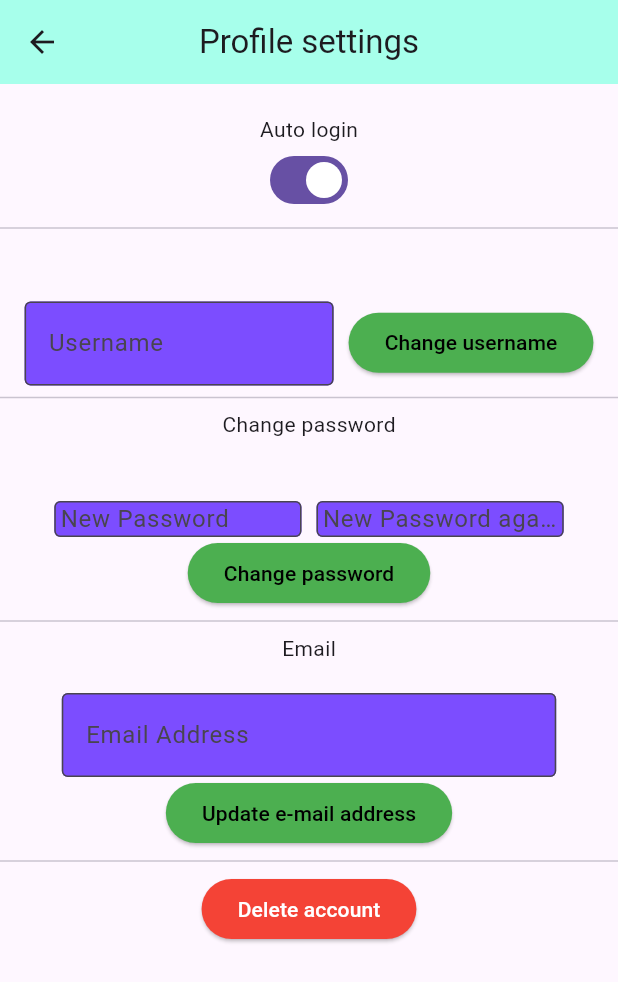
After one commit to wolfino65/vy5sdy_thesis, a Flutter app: the ProfilePage screen opened directly, on a phone screen of 412 x 824 dp. The commit adds this screen. Shown: the top 982 px of the screen. Run offline on Flutter 3.47's test engine with Material 3 defaults, Android fonts, the phone set to English and light mode, and no system bars; our stand-ins replace shared_preferences; accounts and stored records are empty; network calls fail.

Commit message:
Created profile page
Created logout, fixed some errors

```diff
--- a/FRONTEND/okosotthon_frontend_app/lib/device_option_pages/device_options_page/options_page.dart
+++ b/FRONTEND/okosotthon_frontend_app/lib/device_option_pages/device_options_page/options_page.dart
@@ -1,5 +1,5 @@
 import 'package:flutter/material.dart';
-import 'package:okosotthon_frontend_app/input/InputFields.dart';
+import 'package:okosotthon_frontend_app/shared/InputFields.dart';
 import 'package:okosotthon_frontend_app/models/device.dart';
 import 'package:okosotthon_frontend_app/models/module.dart';
 import 'package:okosotthon_frontend_app/shared/Shared_functions.dart';
--- a/FRONTEND/okosotthon_frontend_app/lib/device_option_pages/update_device_page/update_page.dart
+++ b/FRONTEND/okosotthon_frontend_app/lib/device_option_pages/update_device_page/update_page.dart
@@ -1,6 +1,6 @@
 import 'dart:convert';
 import 'package:flutter/material.dart';
-import 'package:okosotthon_frontend_app/input/InputFields.dart';
+import 'package:okosotthon_frontend_app/shared/InputFields.dart';
 import 'package:okosotthon_frontend_app/models/device.dart';
 import 'dart:async';
 import 'package:http/http.dart' as http;
--- /dev/null
+++ b/FRONTEND/okosotthon_frontend_app/lib/profile_page/profile_page.dart
@@ -0,0 +1,207 @@
+import 'package:flutter/material.dart';
+import 'package:okosotthon_frontend_app/home_page/get_devices_to_list.dart';
+import 'package:okosotthon_frontend_app/login_page/login_page.dart';
+import 'package:okosotthon_frontend_app/models/device.dart';
+import 'package:okosotthon_frontend_app/models/module.dart';
+import 'package:okosotthon_frontend_app/profile_page/profile_page_functions.dart';
+import 'package:okosotthon_frontend_app/shared/InputFields.dart';
+import 'package:okosotthon_frontend_app/shared/Shared_functions.dart';
+import 'package:shared_preferences/shared_preferences.dart';
+
+class ProfilePage extends StatefulWidget {
+  @override
+  State<StatefulWidget> createState() => _ProfilePageState();
+}
+
+class _ProfilePageState extends State<ProfilePage> {
+  TextEditingController emailCont = TextEditingController();
+  TextEditingController pwCont = TextEditingController();
+  TextEditingController pwaCont = TextEditingController();
+  TextEditingController unameCont = TextEditingController();
+  bool switchOn = true;
+  var prefs;
+
+  @override
+  void initState() {
+    super.initState();
+    _loadPrefs();
+  }
+
+  @override
+  Widget build(BuildContext context) {
+    return Scaffold(
+      appBar: AppBar(
+        title: Text("Profile settings"),
+        backgroundColor: Colors.tealAccent.shade100,
+        centerTitle: true,
+      ),
+      body: SingleChildScrollView(
+        child: Column(
+          children: [
+            SizedBox(height: 20),
+            Row(
+              mainAxisAlignment: MainAxisAlignment.center,
+              children: [
+                Column(
+                  children: [
+                    Text("Auto login"),
+                    Switch(
+                      value: switchOn,
+                      onChanged: (bool value) {
+                        (prefs as SharedPreferences).setBool(
+                          "autoLogin",
+                          value,
+                        );
+                        setState(() {
+                          switchOn = value;
+                        });
+                      },
+                    ),
+                  ],
+                ),
+              ],
+            ),
+            Divider(),
+            Row(
+              mainAxisAlignment: MainAxisAlignment.center,
+              crossAxisAlignment: CrossAxisAlignment.center,
+              children: [
+                InputFields.buildSimpleTextField(
+                  unameCont,
+                  TextInputType.text,
+                  "",
+                  "Username",
+                  MediaQuery.sizeOf(context).width * 0.5,
+                ),
+                SizedBox(width: 10,),
+                Column(
+                  children: [
+                    SizedBox(height: 40,),
+                    InputFields.buildCustomizedButton(
+                      "Change username",
+                      Colors.green,
+                      Colors.black,
+                      () => {_handleUsernameChange()},
+                    ),
+                  ],
+                ),
+              ],
+            ),
+            Divider(),
+            Text("Change password"),
+            Row(
+              mainAxisAlignment: MainAxisAlignment.center,
+              children: [
+                InputFields.buildPasswdField(
+                  pwCont,
+                  "",
+                  "New Password",
+                  MediaQuery.sizeOf(context).width * 0.4,
+                ),
+                SizedBox(width: 10),
+                InputFields.buildPasswdField(
+                  pwaCont,
+                  "",
+                  "New Password again",
+                  MediaQuery.sizeOf(context).width * 0.4,
+                ),
+              ],
+            ),
+            InputFields.buildCustomizedButton(
+              "Change password",
+              Colors.green,
+              Colors.black,
+              () => {_handlePasswordChange()},
+            ),
+            Divider(),
+            InputFields.buildEmailField(
+              emailCont,
+              MediaQuery.sizeOf(context).width * 0.8,
+            ),
+            InputFields.buildCustomizedButton(
+              "Update e-mail address",
+              Colors.green,
+              Colors.black,
+              () => {_handleEmailChange()},
+            ),
+            Divider(),
+            InputFields.buildCustomizedButton(
+              "Delete account",
+              Colors.red,
+              Colors.white,
+              () => {_handleAccountDelete()},
+            ),
+          ],
+        ),
+      ),
+    );
+  }
+
+  void _loadPrefs() async {
+    final prefs = await SharedPreferences.getInstance();
+    bool swOn = prefs.getBool("autoLogin") as bool;
+    setState(() {
+      this.prefs = prefs;
+      this.switchOn = swOn;
+      this.unameCont.text = prefs.getString("uname") as String;
+      this.emailCont.text = prefs.getString("email") as String;
+    });
+  }
+
+  void _handleAccountDelete() {
+    Shared.buildChoiceDialog(
+      context,
+      "Warning",
+      "Are you shure you want to delete your account? You will loose all of your devices.",
+      () {
+        _handleAccountDeleteAsync();
+      },
+      () {
+        Navigator.pop(context);
+      },
+    );
+  }
+
+  void _handleEmailChange() async {
+    try {
+      await ProfilePageFunctions.handleEmailChange(emailCont.text, prefs);
+    } catch (e) {
+      Shared.showCustomDialog(context, "Error", e.toString().split(":")[1]);
+      return;
+    }
+    ProfilePageFunctions.navigateToLogin(context);
+  }
+
+  void _handlePasswordChange() async {
+    try {
+      await ProfilePageFunctions.handlePasswordChange(
+        pwCont.text,
+        pwaCont.text,
+        prefs,
+      );
+    } catch (e) {
+      Shared.showCustomDialog(context, "Error", e.toString().split(":")[1]);
+      return;
+    }
+    ProfilePageFunctions.navigateToLogin(context);
+  }
+
+  void _handleAccountDeleteAsync() async {
+    try {
+      await ProfilePageFunctions.handleAccountDelete(prefs);
+    } catch (e) {
+      Shared.showCustomDialog(context, "Error", e.toString()/*.split(":")[1]*/);
+      return;
+    }
+    ProfilePageFunctions.navigateToLogin(context);
+  }
+
+  void _handleUsernameChange() async {
+    try {
+      await ProfilePageFunctions.handleUsernameChange(unameCont.text, prefs);
+    } catch (e) {
+      Shared.showCustomDialog(context, "Error", e.toString().split(":")[1]);
+      return;
+    }
+  }
+}
--- /dev/null
+++ b/FRONTEND/okosotthon_frontend_app/lib/profile_page/profile_page_functions.dart
@@ -0,0 +1,106 @@
+import 'dart:convert';
+import 'package:crypto/crypto.dart';
+import 'package:flutter/material.dart';
+import 'package:okosotthon_frontend_app/home_page/get_devices_to_list.dart';
+import 'package:okosotthon_frontend_app/login_page/login_page.dart';
+import 'package:okosotthon_frontend_app/models/device.dart';
+import 'package:okosotthon_frontend_app/models/module.dart';
+import 'package:okosotthon_frontend_app/shared/Shared_functions.dart';
+import 'package:shared_preferences/shared_preferences.dart';
+import 'package:http/http.dart' as http;
+
+class ProfilePageFunctions {
+  static void navigateToLogin(BuildContext context) {
+    Navigator.pushReplacement(
+      context,
+      MaterialPageRoute(builder: (context) => LoginPage()),
+    );
+  }
+
+  static Future<void> handleAccountDelete(SharedPreferences prefs) async {
+    String userId = prefs.getString("id") as String;
+    List<Device> devices = await DeviceFetcher.getDevicesByOwner() as List<Device>;
+    for (Device device in devices) {
+      await Shared.scheduleTask(
+        device.id,
+        Module.empty(),
+        "disown",
+        userId,
+        {},
+      );
+      await http.delete(Uri.parse("http://192.168.1.82:4500/device/deleteDevice"),
+      headers: <String,String>{
+        "dev_id":device.id
+      }
+      );
+    }
+
+    final resp = await http.delete(
+      Uri.parse("http://192.168.1.82:4500/user/deleteUser"),
+      headers: <String, String>{"user_id": userId},
+    );
+    if (resp.statusCode != 200) {
+      throw Exception("We were unable to delete the account.");
+    }
+  }
+
+  static Future<void> handlePasswordChange(
+    String pw,
+    String pwa,
+    SharedPreferences prefs,
+  ) async {
+    if (pw != pwa) {
+      throw Exception("Passwords do not match.");
+    }
+    pw = sha256.convert(utf8.encode(pw)).toString();
+    final resp = await http.put(
+      Uri.parse("http://192.168.1.82:4500/user/updateUser"),
+      headers: <String, String>{
+        'Content-Type': 'application/json; charset=UTF-8',
+      },
+      body: jsonEncode(<String, dynamic>{
+        "user_id": prefs.getString("id") as String,
+        "newInfo": {"password": pw},
+      }),
+    );
+    if (resp.statusCode != 200) {
+      throw Exception("We could not change your password.");
+    }
+  }
+
+  static Future<void> handleEmailChange(
+    String email,
+    SharedPreferences prefs,
+  ) async {
+    final resp = await http.put(
+      Uri.parse("http://192.168.1.82:4500/user/updateUser"),
+      headers: <String, String>{
+        'Content-Type': 'application/json; charset=UTF-8',
+      },
+      body: jsonEncode(<String, dynamic>{
+        "user_id": prefs.getString("id") as String,
+        "newInfo": {"email": email},
+      }),
+    );
+    if(resp.statusCode != 200){
+      throw Exception("We could not change your e-mail address.");
+    }
+  }
+
+  static Future<void> handleUsernameChange(String username,SharedPreferences prefs)async{
+    final resp = await http.put(
+      Uri.parse("http://192.168.1.82:4500/user/updateUser"),
+      headers: <String, String>{
+        'Content-Type': 'application/json; charset=UTF-8',
+      },
+      body: jsonEncode(<String, dynamic>{
+        "user_id": prefs.getString("id") as String,
+        "newInfo": {"username": username},
+      }),
+    );
+    if(resp.statusCode != 200){
+      throw Exception("We could not change your username.");
+    }
+    prefs.setString("uname", username);
+  }
+}
--- a/FRONTEND/okosotthon_frontend_app/lib/register_page/reg_page.dart
+++ b/FRONTEND/okosotthon_frontend_app/lib/register_page/reg_page.dart
@@ -1,5 +1,5 @@
 import 'package:flutter/material.dart';
-import 'package:okosotthon_frontend_app/input/InputFields.dart';
+import 'package:okosotthon_frontend_app/shared/InputFields.dart';
 import 'package:okosotthon_frontend_app/shared/Shared_functions.dart';
 import 'package:okosotthon_frontend_app/register_page/registration.dart';
 
--- a/FRONTEND/okosotthon_frontend_app/lib/register_page/registration.dart
+++ b/FRONTEND/okosotthon_frontend_app/lib/register_page/registration.dart
@@ -11,7 +11,7 @@ class Registration {
   ) async {
     pw = sha256.convert(utf8.encode(pw)).toString();
     final resp = await http.post(
-      Uri.parse("http://172.30.16.1:4500/user/register"),
+      Uri.parse("http://192.168.1.82:4500/user/register"),
       headers: <String, String>{
         'Content-Type': 'application/json; charset=UTF-8',
       },
--- a/FRONTEND/okosotthon_frontend_app/lib/shared/Shared_functions.dart
+++ b/FRONTEND/okosotthon_frontend_app/lib/shared/Shared_functions.dart
@@ -1,7 +1,6 @@
 import 'dart:async';
 import 'package:http/http.dart' as http;
 import 'dart:convert';
-import 'package:crypto/crypto.dart';
 import 'package:flutter/material.dart';
 import 'package:okosotthon_frontend_app/models/module.dart';
 
@@ -10,7 +9,6 @@ class Shared {
     String email,
     String pw,
   ) async {
-    pw = sha256.convert(utf8.encode(pw)).toString();
     final resp = await http.post(
       Uri.parse("http://192.168.1.82:4500/user/login"),
       headers: <String, String>{
```
Also changed, not shown: FRONTEND/okosotthon_frontend_app/lib/home_page/home_page.dart (+39 -0 lines), FRONTEND/okosotthon_frontend_app/lib/login_page/login_page.dart (+21 -5 lines), FRONTEND/okosotthon_frontend_app/lib/add_module/add_module_page.dart (added), FRONTEND/okosotthon_frontend_app/lib/shared/InputFields.dart (renamed from FRONTEND/okosotthon_frontend_app/lib/input/InputFields.dart).
